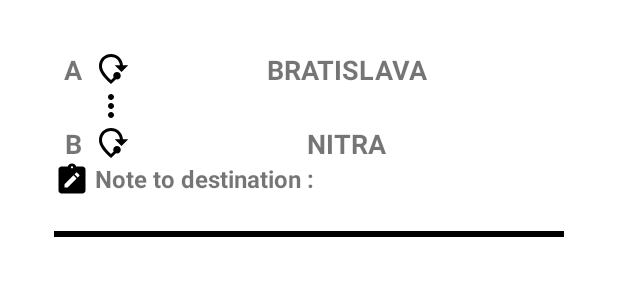
After one commit to luxao/android_app, an Android app: the layout journey_detail_item.xml on its own in the app's theme, with its tools: preview values and no code run, on a phone screen of 412 x 824 dp. The commit adds this screen. Shown: the top 300 px of the screen. Run offline under Robolectric (Android 15) with nearby library versions, the phone set to English and light mode, and no system bars.

Commit message:
Add RecyclerView, Adapter and new layouts for details journey

```diff
--- a/app/src/main/java/com/example/journey_dp/ui/fragments/journey/ProfileFragment.kt
+++ b/app/src/main/java/com/example/journey_dp/ui/fragments/journey/ProfileFragment.kt
@@ -18,6 +18,7 @@ import com.example.journey_dp.ui.adapter.events.JourneyEventListener
 import com.example.journey_dp.ui.viewmodel.ProfileViewModel
 import com.example.journey_dp.utils.Injection
 import kotlinx.coroutines.launch
+import kotlin.math.round
 
 
 class ProfileFragment : Fragment() {
@@ -102,7 +103,7 @@ class ProfileFragment : Fragment() {
                 var days = 0
                 it.map { item ->
                     val tmp = item.journey.totalDistance.split("km")[0].split(":")[1].trim()
-                    distance = ((tmp.split(",")[0]).plus('.').plus(tmp.split(",")[1])).toDouble()
+                    distance += ((tmp.split(",")[0]).plus('.').plus(tmp.split(",")[1])).toDouble()
                     val hours = item.journey.totalDuration.split(" h")[0].split(":")[1].trim().toInt()
                     durationHours += hours
                     val minutes = item.journey.totalDuration.split("h")[1].split("m")[0].trim().toInt()
@@ -117,7 +118,7 @@ class ProfileFragment : Fragment() {
                     durationMinutes = durationMinutes.mod(60)
                 }
 
-                val distanceDetails = getString(R.string.total_distance).plus(" $distance").plus(" km")
+                val distanceDetails = getString(R.string.total_distance).plus(" ${round(distance)}").plus(" km")
                 val durationDetails = getString(R.string.days).plus(" $days").plus(" ").plus(getString(R.string.hours)).plus(" $durationHours  ").plus(getString(R.string.minutes)).plus("  $durationMinutes")
                 binding.calculatedDistance.text = distanceDetails
                 binding.calculatedDuration.text = durationDetails
--- a/app/src/main/java/com/example/journey_dp/utils/AppUtils.kt
+++ b/app/src/main/java/com/example/journey_dp/utils/AppUtils.kt
@@ -187,6 +187,12 @@ fun setMapMenu(
     }, lifecycleOwner, Lifecycle.State.RESUMED)
 }
 
+var currentChar = 'A'
+fun nextABC(): Char {
+    val result = currentChar
+    currentChar = currentChar.plus(1)
+    return result
+}
 
 
 
--- /dev/null
+++ b/app/src/main/res/layout/journey_detail_item.xml
@@ -0,0 +1,163 @@
+<?xml version="1.0" encoding="utf-8"?>
+<layout
+    xmlns:android="http://schemas.android.com/apk/res/android"
+    xmlns:tools="http://schemas.android.com/tools"
+    xmlns:app="http://schemas.android.com/apk/res-auto"
+    >
+
+    <data>
+        <variable
+        name="route"
+        type="com.example.journey_dp.data.room.model.RouteEntity" />
+
+    </data>
+
+
+    <androidx.constraintlayout.widget.ConstraintLayout
+        android:id="@+id/detail_item_wrapper"
+        android:layout_width="match_parent"
+        android:layout_height="wrap_content"
+        android:layout_marginTop="10dp"
+        android:padding="24dp"
+        android:layout_marginStart="12dp"
+        android:layout_marginEnd="12dp"
+        >
+
+        <LinearLayout
+            android:id="@+id/origin_wrapper"
+            android:layout_width="match_parent"
+            android:layout_height="wrap_content"
+            android:orientation="horizontal"
+
+            app:layout_constraintEnd_toEndOf="parent"
+            app:layout_constraintStart_toStartOf="parent"
+            app:layout_constraintTop_toTopOf="parent">
+
+            <TextView
+                android:id="@+id/origin_point_item"
+                android:layout_width="50dp"
+                android:layout_height="wrap_content"
+                android:gravity="center"
+                android:text="A"
+                android:textAlignment="center"
+                android:textSize="18sp"
+                android:textStyle="bold"
+                app:drawableRightCompat="@drawable/ic_baseline_mode_of_travel_24"
+                />
+
+            <TextView
+                android:id="@+id/origin_item"
+                android:layout_width="match_parent"
+                android:layout_height="wrap_content"
+                android:gravity="center"
+                android:text="BRATISLAVA"
+                android:textSize="18sp"
+                android:textStyle="bold" />
+
+
+        </LinearLayout>
+
+
+        <LinearLayout
+            android:id="@+id/divider_layout"
+            android:layout_width="match_parent"
+            android:layout_height="wrap_content"
+            android:orientation="horizontal"
+            app:layout_constraintHorizontal_bias="0.5"
+            app:layout_constraintStart_toStartOf="parent"
+            app:layout_constraintTop_toBottomOf="@+id/origin_wrapper"
+            app:layout_constraintVertical_bias="0.0">
+
+            <TextView
+                android:id="@+id/divider_item"
+                android:layout_width="50dp"
+                android:layout_height="wrap_content"
+                android:gravity="center"
+                android:textAlignment="center"
+                android:textSize="18sp"
+                android:textStyle="bold"
+                app:drawableRightCompat="@drawable/ic_baseline_more_vert_24"
+                />
+
+        </LinearLayout>
+
+        <LinearLayout
+            android:id="@+id/destination_wrapper_layout"
+            android:layout_width="match_parent"
+            android:layout_height="wrap_content"
+            android:orientation="horizontal"
+            app:layout_constraintHorizontal_bias="0.5"
+            app:layout_constraintStart_toStartOf="parent"
+            app:layout_constraintTop_toBottomOf="@+id/divider_layout"
+            app:layout_constraintVertical_bias="0.0"
+            >
+
+            <TextView
+                android:id="@+id/destination_point_item"
+                android:layout_width="50dp"
+                android:layout_height="wrap_content"
+                android:textStyle="bold"
+                android:textSize="18sp"
+                android:text="B"
+                android:textAlignment="center"
+                android:gravity="center"
+                app:drawableRightCompat="@drawable/ic_baseline_mode_of_travel_24" />
+
+            <TextView
+                android:id="@+id/destination_item"
+                android:layout_width="match_parent"
+                android:layout_height="wrap_content"
+                android:textStyle="bold"
+                android:textSize="18sp"
+                android:text="NITRA"
+                android:gravity="center"
+                />
+
+        </LinearLayout>
+
+        <LinearLayout
+            android:id="@+id/note_destination_wrapper"
+            android:layout_width="match_parent"
+            android:layout_height="wrap_content"
+            app:layout_constraintHorizontal_bias="0.5"
+            app:layout_constraintStart_toStartOf="parent"
+            app:layout_constraintTop_toBottomOf="@+id/destination_wrapper_layout"
+            app:layout_constraintVertical_bias="0.0"
+            android:orientation="vertical"
+            >
+
+            <TextView
+                android:id="@+id/info_text_about_note"
+                android:layout_width="200dp"
+                android:layout_height="wrap_content"
+                android:text="@string/note_to_destination"
+                android:textStyle="bold"
+                android:textSize="16sp"
+                android:drawablePadding="3dp"
+                app:drawableLeftCompat="@drawable/note_alt" />
+
+            <TextView
+                android:id="@+id/note_to_destination"
+                android:layout_width="match_parent"
+                android:layout_height="wrap_content"
+                android:textSize="16sp"
+                android:textStyle="bold"
+
+                />
+
+        </LinearLayout>
+
+        <com.google.android.material.divider.MaterialDivider
+            android:id="@+id/material_divider"
+            android:layout_width="match_parent"
+            android:layout_height="4dp"
+            app:dividerColor="@color/black"
+            app:layout_constraintEnd_toEndOf="parent"
+            app:layout_constraintHorizontal_bias="0.5"
+            app:layout_constraintStart_toStartOf="parent"
+            app:layout_constraintTop_toBottomOf="@+id/note_destination_wrapper"
+            app:layout_constraintVertical_bias="0.0" />
+
+    </androidx.constraintlayout.widget.ConstraintLayout>
+
+</layout>
--- a/app/src/main/res/values/strings.xml
+++ b/app/src/main/res/values/strings.xml
@@ -85,6 +85,7 @@
     <string name="days">Days: </string>
     <string name="hours">Hours: </string>
     <string name="minutes">Min: </string>
-
+    <string name="not_note">No note</string>
+    <string name="note_to_destination"> Note to destination :</string>
 
 </resources>
```
Also changed, not shown: app/src/main/java/com/example/journey_dp/ui/adapter/adapters/DetailsJourneyAdapter.kt (added, +58 -0 lines), app/src/main/java/com/example/journey_dp/ui/fragments/maps/PlanMapFragment.kt (+15 -4 lines), app/src/main/java/com/example/journey_dp/utils/bindingadapter/BindingAdapters.kt (+9 -0 lines), app/src/main/res/layout/fragment_plan_map.xml (+42 -0 lines), app/src/main/res/values-night/strings.xml (+82 -2 lines).
